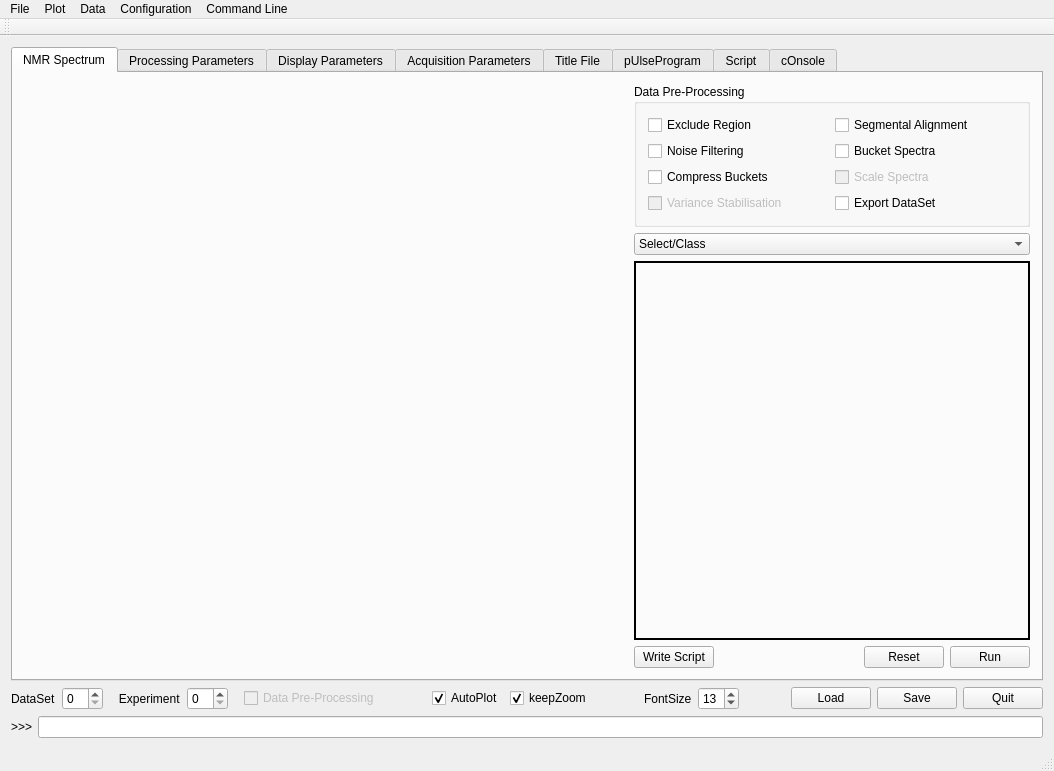
Qt form metabolabpy/ui/metabolabpy_mainwindow.ui (ludwigc/metabolabpy) before a commit.
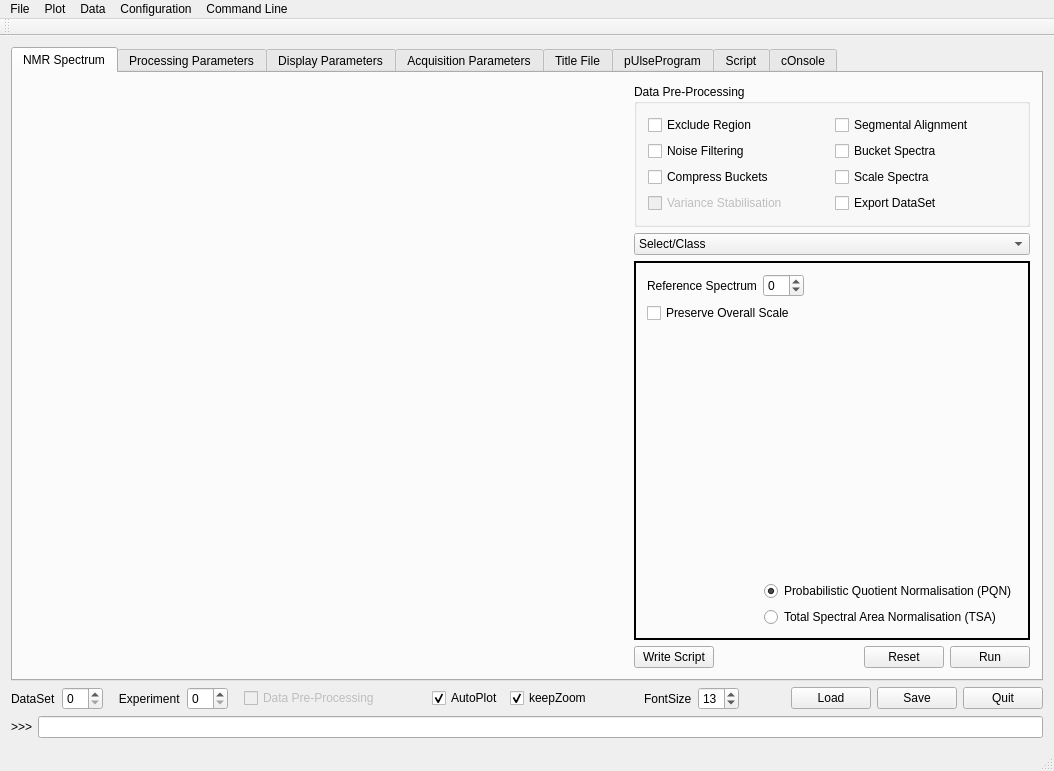
The same form after that commit. The open tabs and pages were chosen to show the change. Custom widgets are drawn as their Qt base class.

Commit message: Added Scale Spectra option to data pre-processing (PQN & TSA) - (v0.5.3)

```diff
--- a/metabolabpy/ui/metabolabpy_mainwindow.ui
+++ b/metabolabpy/ui/metabolabpy_mainwindow.ui
@@ -279,7 +279,7 @@
                <item>
                 <widget class="QCheckBox" name="scaleSpectra">
                  <property name="enabled">
-                  <bool>false</bool>
+                  <bool>true</bool>
                  </property>
                  <property name="text">
                   <string>Scale Spectra</string>
@@ -1497,7 +1497,99 @@
               </item>
              </layout>
             </widget>
-            <widget class="QWidget" name="scaleSpectraTab"/>
+            <widget class="QWidget" name="scaleSpectraTab">
+             <layout class="QGridLayout" name="gridLayout_19">
+              <item row="0" column="0" colspan="2">
+               <layout class="QVBoxLayout" name="verticalLayout_22">
+                <item>
+                 <layout class="QHBoxLayout" name="horizontalLayout_51">
+                  <item>
+                   <widget class="QLabel" name="label_70">
+                    <property name="text">
+                     <string>Reference Spectrum</string>
+                    </property>
+                   </widget>
+                  </item>
+                  <item>
+                   <widget class="QSpinBox" name="scaleSpectraRefSpc">
+                    <property name="minimum">
+                     <number>-1</number>
+                    </property>
+                   </widget>
+                  </item>
+                  <item>
+                   <spacer name="horizontalSpacer_34">
+                    <property name="orientation">
+                     <enum>Qt::Horizontal</enum>
+                    </property>
+                    <property name="sizeHint" stdset="0">
+                     <size>
+                      <width>40</width>
+                      <height>20</height>
+                     </size>
+                    </property>
+                   </spacer>
+                  </item>
+                 </layout>
+                </item>
+                <item>
+                 <widget class="QCheckBox" name="preserveOverallScale">
+                  <property name="text">
+                   <string>Preserve Overall Scale</string>
+                  </property>
+                 </widget>
+                </item>
+               </layout>
+              </item>
+              <item row="1" column="1">
+               <spacer name="verticalSpacer_10">
+                <property name="orientation">
+                 <enum>Qt::Vertical</enum>
+                </property>
+                <property name="sizeHint" stdset="0">
+                 <size>
+                  <width>20</width>
+                  <height>169</height>
+                 </size>
+                </property>
+               </spacer>
+              </item>
+              <item row="2" column="0">
+               <spacer name="horizontalSpacer_33">
+                <property name="orientation">
+                 <enum>Qt::Horizontal</enum>
+                </property>
+                <property name="sizeHint" stdset="0">
+                 <size>
+                  <width>109</width>
+                  <height>20</height>
+                 </size>
+                </property>
+               </spacer>
+              </item>
+              <item row="2" column="1">
+               <layout class="QVBoxLayout" name="verticalLayout_21">
+                <item>
+                 <widget class="QRadioButton" name="pqnButton">
+                  <property name="text">
+                   <string>Probabilistic Quotient Normalisation (PQN)</string>
+                  </property>
+                  <property name="checked">
+                   <bool>true</bool>
+                  </property>
+                 </widget>
+                </item>
+                <item>
+                 <widget class="QRadioButton" name="tsaButton">
+                  <property name="text">
+                   <string>Total Spectral Area Normalisation (TSA)</string>
+                  </property>
+                 </widget>
+                </item>
+               </layout>
+              </item>
+             </layout>
+            </widget>
             <widget class="QWidget" name="varianceStabilisationTab"/>
             <widget class="QWidget" name="exportDataSetTab">
              <layout class="QVBoxLayout" name="verticalLayout_11">
```
The commit also changes 4 other files.
